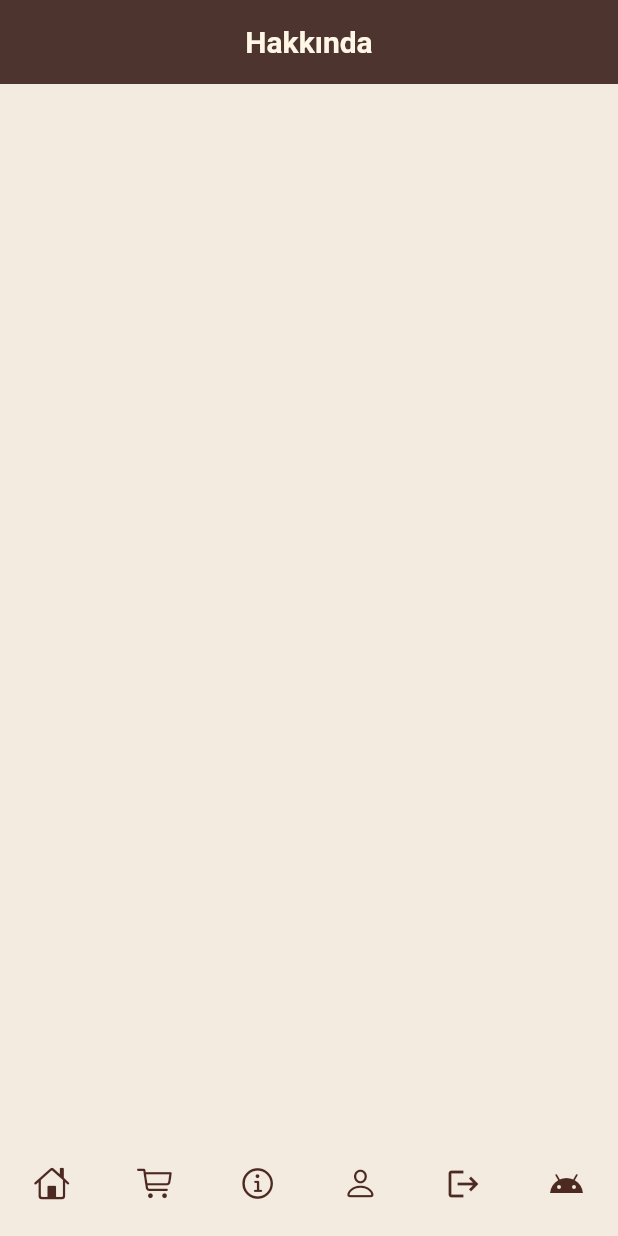
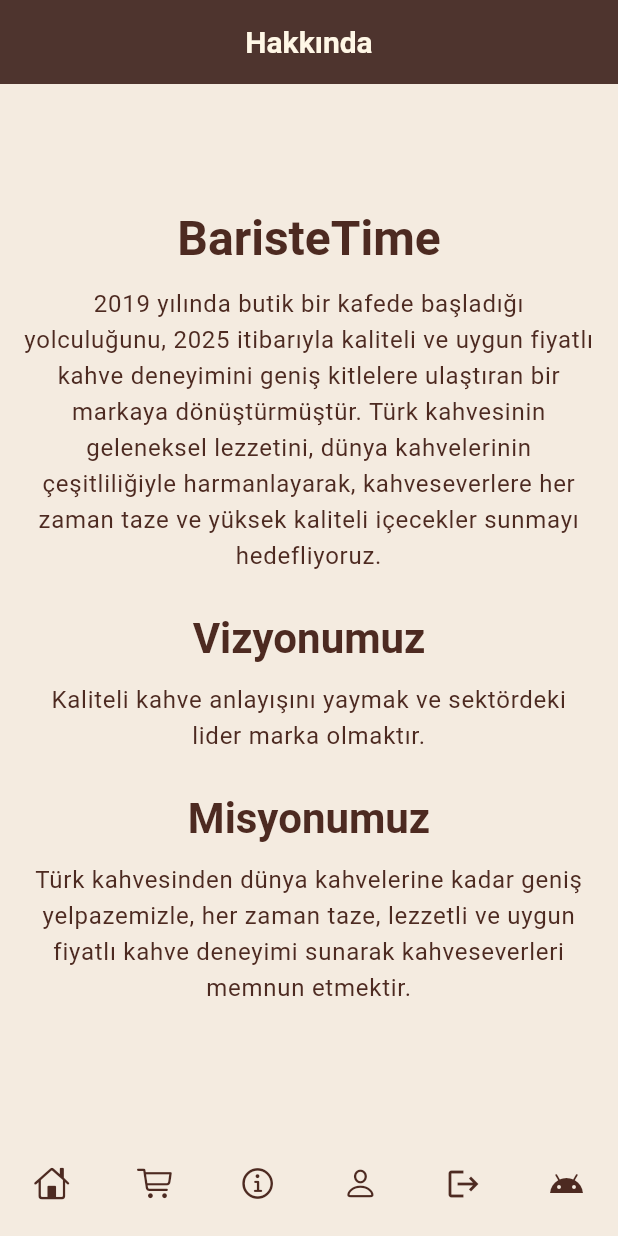
Before and after one commit to Gorkemarslan57/BaristaTime, a Flutter app: the About screen opened by its route, on a phone screen of 412 x 824 dp. Run offline on Flutter 3.47's test engine with Material 3 defaults, Android fonts, the phone set to English and light mode, and no system bars; our stand-ins replace go_router, google_fonts, lottie; missing offline and left inert: dotlottie_loader.

Commit message:
About kısmı düzenlendi yazılar widgetlarımıza uygun bir şekilde eklendi

```diff
--- a/lib/screens/about.dart
+++ b/lib/screens/about.dart
@@ -1,7 +1,6 @@
 import 'package:flutter/material.dart';
 import 'package:flutter_app/core/themes.dart';
 import 'package:flutter_app/widgets/bottom_menu.dart';
-
 
 class About extends StatelessWidget {
   const About({super.key});
@@ -10,8 +9,8 @@ class About extends StatelessWidget {
   Widget build(BuildContext context) {
     return Scaffold(
       appBar: AppBar(
-        iconTheme:  IconThemeData(
-          color: colors['onPrimary']
+        iconTheme: IconThemeData(
+          color: colors['onPrimary'],
         ),
         centerTitle: true,
         title: const Text('Hakkında'),
@@ -22,7 +21,69 @@ class About extends StatelessWidget {
           fontWeight: FontWeight.bold,
         ),
       ),
-       bottomNavigationBar: const BottomMenu()
+      bottomNavigationBar: const BottomMenu(),
+      body: Center(
+        child: Padding(
+          padding: const EdgeInsets.all(16.0),
+          child: Column(
+            mainAxisAlignment: MainAxisAlignment.center,
+            crossAxisAlignment: CrossAxisAlignment.center,
+            mainAxisSize: MainAxisSize.min,
+            children: [
+              Text(
+                'BaristeTime',
+                style: Theme.of(context).textTheme.headlineLarge?.copyWith(
+                      color: colors['onSurface'],
+                      fontWeight: FontWeight.bold,
+                    ),
+                textAlign: TextAlign.center,
+              ),
+              const SizedBox(height: 12),
+              Text(
+                '2019 yılında butik bir kafede başladığı yolculuğunu, 2025 itibarıyla kaliteli ve uygun fiyatlı kahve deneyimini geniş kitlelere ulaştıran bir markaya dönüştürmüştür. Türk kahvesinin geleneksel lezzetini, dünya kahvelerinin çeşitliliğiyle harmanlayarak, kahveseverlere her zaman taze ve yüksek kaliteli içecekler sunmayı hedefliyoruz.',
+                style: Theme.of(context).textTheme.bodyLarge?.copyWith(
+                      color: colors['onSurface'],
+                    ),
+                textAlign: TextAlign.center,
+              ),
+              const SizedBox(height: 24),
+              Text(
+                'Vizyonumuz',
+                style: Theme.of(context).textTheme.headlineMedium?.copyWith(
+                      color: colors['onSurface'],
+                      fontWeight: FontWeight.bold,
+                    ),
+                textAlign: TextAlign.center,
+              ),
+              const SizedBox(height: 12),
+              Text(
+                'Kaliteli kahve anlayışını yaymak ve sektördeki lider marka olmaktır.',
+                style: Theme.of(context).textTheme.bodyLarge?.copyWith(
+                      color: colors['onSurface'],
+                    ),
+                textAlign: TextAlign.center,
+              ),
+              const SizedBox(height: 24),
+              Text(
+                'Misyonumuz',
+                style: Theme.of(context).textTheme.headlineMedium?.copyWith(
+                      color: colors['onSurface'],
+                      fontWeight: FontWeight.bold,
+                    ),
+                textAlign: TextAlign.center,
+              ),
+              const SizedBox(height: 12),
+              Text(
+                'Türk kahvesinden dünya kahvelerine kadar geniş yelpazemizle, her zaman taze, lezzetli ve uygun fiyatlı kahve deneyimi sunarak kahveseverleri memnun etmektir.',
+                style: Theme.of(context).textTheme.bodyLarge?.copyWith(
+                      color: colors['onSurface'],
+                    ),
+                textAlign: TextAlign.center,
+              ),
+            ],
+          ),
+        ),
+      ),
     );
   }
 }
```
Also changed, not shown: lib/screens/profile_screen.dart (+12 -12 lines), lib/screens/voice_screen.dart (+9 -9 lines).
